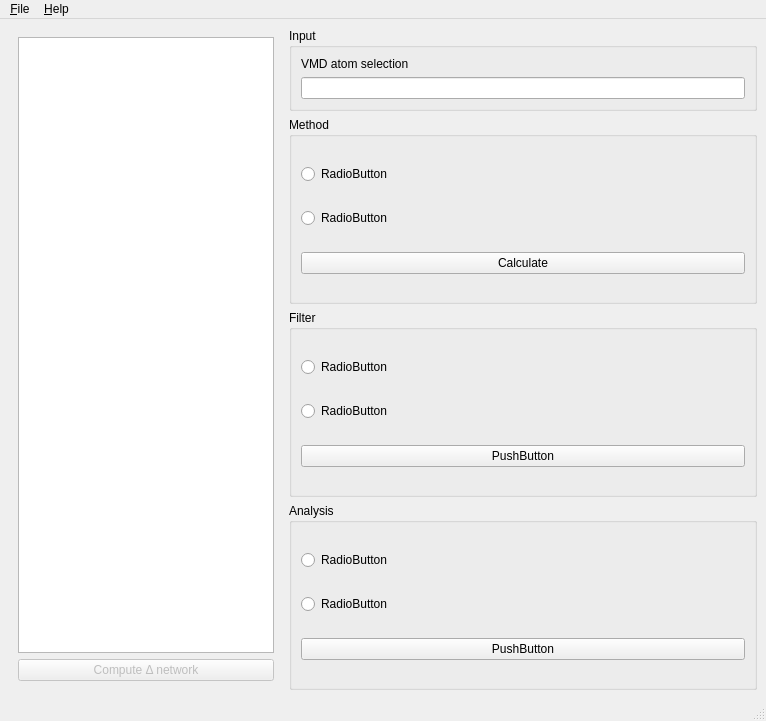
Old version of the form gui/alloviz_main.ui in the repository frannerin/AlloViz.
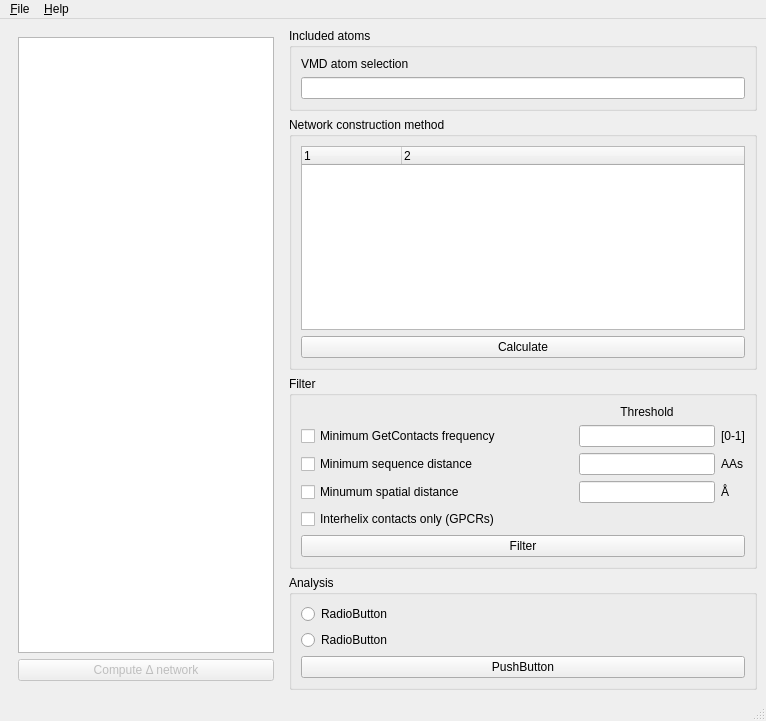
New version of the form.

```diff
--- a/gui/alloviz_main.ui
+++ b/gui/alloviz_main.ui
@@ -40,7 +40,7 @@
            </sizepolicy>
           </property>
           <property name="title">
-           <string>Input</string>
+           <string>Included atoms</string>
           </property>
           <layout class="QVBoxLayout" name="verticalLayout_8">
            <item>
@@ -75,21 +75,24 @@
            <bool>true</bool>
           </property>
           <property name="title">
-           <string>Method</string>
+           <string>Network construction method</string>
           </property>
           <layout class="QVBoxLayout" name="verticalLayout_4">
            <item>
-            <widget class="QRadioButton" name="radioButton_7">
-             <property name="text">
-              <string>RadioButton</string>
+            <widget class="QTreeWidget" name="treeWidget">
+             <property name="columnCount">
+              <number>2</number>
              </property>
-            </widget>
-           </item>
-           <item>
-            <widget class="QRadioButton" name="radioButton_8">
-             <property name="text">
-              <string>RadioButton</string>
-             </property>
+             <column>
+              <property name="text">
+               <string notr="true">1</string>
+              </property>
+             </column>
+             <column>
+              <property name="text">
+               <string notr="true">2</string>
+              </property>
+             </column>
             </widget>
            </item>
            <item>
@@ -107,25 +110,79 @@
           <property name="title">
            <string>Filter</string>
           </property>
-          <layout class="QVBoxLayout" name="verticalLayout_5">
-           <item>
-            <widget class="QRadioButton" name="radioButton_9">
+          <layout class="QGridLayout" name="gridLayout_2" columnstretch="200,100,0">
+           <item row="3" column="0">
+            <widget class="QCheckBox" name="checkBox_3">
              <property name="text">
-              <string>RadioButton</string>
+              <string>Minumum spatial distance</string>
              </property>
             </widget>
            </item>
-           <item>
-            <widget class="QRadioButton" name="radioButton_10">
+           <item row="1" column="0">
+            <widget class="QCheckBox" name="checkBox">
              <property name="text">
-              <string>RadioButton</string>
+              <string>Minimum GetContacts frequency</string>
              </property>
             </widget>
            </item>
-           <item>
+           <item row="2" column="1">
+            <widget class="QLineEdit" name="lineEdit_3"/>
+           </item>
+           <item row="2" column="0">
+            <widget class="QCheckBox" name="checkBox_2">
+             <property name="text">
+              <string>Minimum sequence distance</string>
+             </property>
+            </widget>
+           </item>
+           <item row="1" column="1">
+            <widget class="QLineEdit" name="lineEdit"/>
+           </item>
+           <item row="0" column="1">
+            <widget class="QLabel" name="label">
+             <property name="text">
+              <string>Threshold</string>
+             </property>
+             <property name="alignment">
+              <set>Qt::AlignCenter</set>
+             </property>
+            </widget>
+           </item>
+           <item row="3" column="1">
+            <widget class="QLineEdit" name="lineEdit_4"/>
+           </item>
+           <item row="1" column="2">
+            <widget class="QLabel" name="label_3">
+             <property name="text">
+              <string>[0-1]</string>
+             </property>
+            </widget>
+           </item>
+           <item row="2" column="2">
+            <widget class="QLabel" name="label_4">
+             <property name="text">
+              <string>AAs</string>
+             </property>
+            </widget>
+           </item>
+           <item row="3" column="2">
+            <widget class="QLabel" name="label_5">
+             <property name="text">
+              <string>Å</string>
+             </property>
+            </widget>
+           </item>
+           <item row="5" column="0" colspan="3">
             <widget class="QPushButton" name="pushButton_5">
              <property name="text">
-              <string>PushButton</string>
+              <string>Filter</string>
+             </property>
+            </widget>
+           </item>
+           <item row="4" column="0" colspan="3">
+            <widget class="QCheckBox" name="checkBox_4">
+             <property name="text">
+              <string>Interhelix contacts only (GPCRs)</string>
              </property>
             </widget>
            </item>
```
